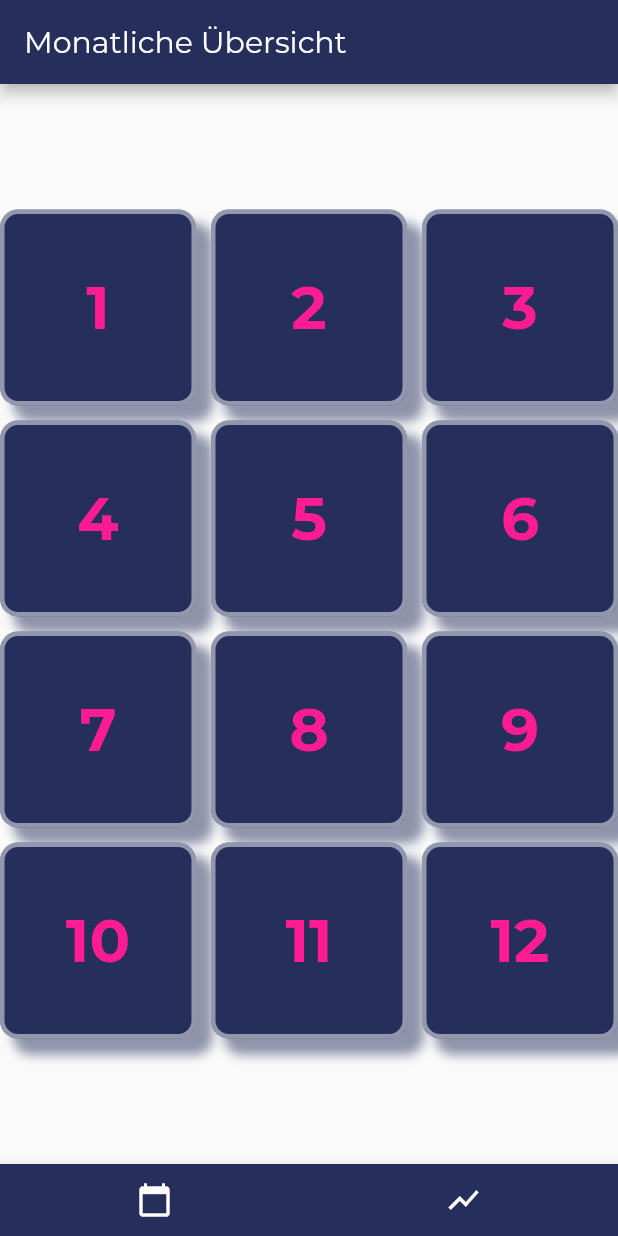
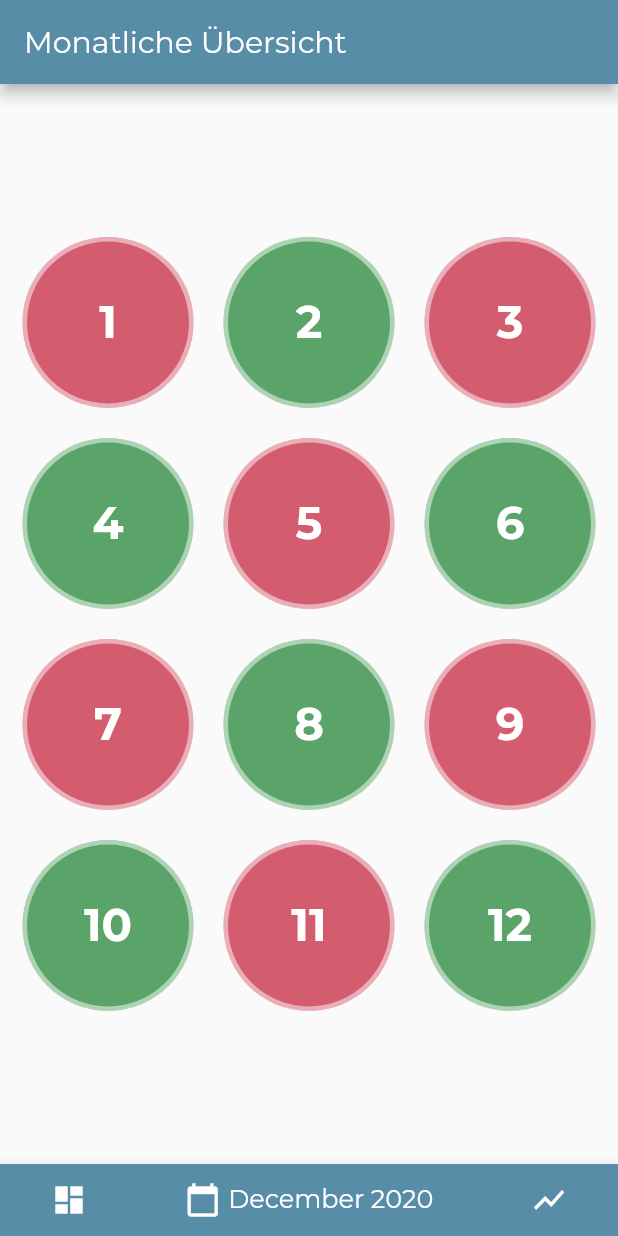
Before and after one commit to Undermyspell/flutter, a Flutter app: the screen it shows after launch, on a phone screen of 412 x 824 dp. Run offline on Flutter 3.47's test engine with Material 2 defaults, Android fonts, the phone set to English and light mode, and no system bars; our stand-ins replace charts_flutter, cloud_firestore, firebase_auth, firebase_core, get_it, month_picker_dialog and 1 more; accounts and stored records are empty; network calls fail; statements that could not run were skipped.

Commit message:
reworks icons and yearly overview

```diff
--- a/power-usage/power_usage/lib/main.dart
+++ b/power-usage/power_usage/lib/main.dart
@@ -43,8 +43,8 @@ class MyApp extends StatelessWidget {
             return MaterialApp(
                 title: "Stromverbrauch für Monate",
                 theme: ThemeData(
-                    primaryColor: Color.fromRGBO(38, 47, 92, 1),
-                    accentColor: Color.fromRGBO(255, 28, 146, 1),
+                    primaryColor: Color(0xFF588da8),
+                    accentColor: Color(0xFFdf7599),
                     fontFamily: "Montserrat"),
                 home: YearOverviewScreen(),
                 routes: {
@@ -52,6 +52,7 @@ class MyApp extends StatelessWidget {
                   EditMonthlyUsageScreen.routeName: (ctx) =>
                       EditMonthlyUsageScreen(),
                   StatsScreen.routeName: (ctx) => StatsScreen(),
+                  YearOverviewScreen.routeName: (ctx) => YearOverviewScreen()
                 },
                 debugShowCheckedModeBanner: false);
           }
--- a/power-usage/power_usage/lib/screens/year_overview_screen.dart
+++ b/power-usage/power_usage/lib/screens/year_overview_screen.dart
@@ -1,15 +1,25 @@
 import 'package:flutter/material.dart';
+import 'package:intl/intl.dart';
+import 'package:month_picker_dialog/month_picker_dialog.dart';
 import 'package:power_usage/screens/monthly_usage_screen.dart';
 import 'package:power_usage/screens/stats_screen.dart';
 import 'package:power_usage/widgets/month_tile.dart';
 
 class YearOverviewScreen extends StatefulWidget {
+  static const String routeName = "/yearsoverview";
   @override
   _YearOverviewScreenState createState() => _YearOverviewScreenState();
 }
 
 class _YearOverviewScreenState extends State<YearOverviewScreen> {
+  DateTime datePicked = DateTime.now();
   List<int> months = [1, 2, 3, 4, 5, 6, 7, 8, 9, 10, 11, 12];
+
+  setDate(DateTime date) {
+    setState(() {
+      datePicked = date;
+    });
+  }
 
   @override
   Widget build(BuildContext context) {
@@ -18,17 +28,23 @@ class _YearOverviewScreenState extends State<YearOverviewScreen> {
         title: Text("Monatliche Übersicht"),
       ),
       body: Container(
-        child: Center(
+        child: Column(
+          mainAxisAlignment: MainAxisAlignment.center,
+          crossAxisAlignment: CrossAxisAlignment.end,
+          children: [
+            Padding(
+              padding: const EdgeInsets.all(15),
               child: GridView.count(
                 shrinkWrap: true,
                 crossAxisCount: 3,
-            crossAxisSpacing: 10,
-            mainAxisSpacing: 10,
+                crossAxisSpacing: 20,
+                mainAxisSpacing: 20,
                 children: [
-              for (var i in months)
-                MonthTile(months: months, i: i),
+                  for (var i in months) MonthTile(months: months, i: i),
                 ],
               ),
+            ),
+          ],
         ),
       ),
       bottomNavigationBar: BottomAppBar(
@@ -39,10 +55,47 @@ class _YearOverviewScreenState extends State<YearOverviewScreen> {
             mainAxisAlignment: MainAxisAlignment.spaceAround,
             children: <Widget>[
               IconButton(
-                icon: Icon(Icons.calendar_today),
+                icon: Icon(Icons.dashboard),
                 color: Colors.white,
                 onPressed: () => Navigator.of(context)
                     .pushNamed(MonthlyUsageScreen.routeName),
+              ),
+              InkWell(
+                onTap: () async {
+                  final picked = await showMonthPicker(
+                      context: context, initialDate: datePicked);
+                  setDate(picked != null ? picked : datePicked);
+                },
+                child: Container(
+                  decoration: BoxDecoration(
+                      color: Theme.of(context).primaryColor,
+                      borderRadius: BorderRadius.circular(20),
+                      border: Border.all(
+                        color: Theme.of(context).primaryColor,
+                      )),
+                  child: Padding(
+                    padding: const EdgeInsets.all(8.0),
+                    child: Row(
+                      crossAxisAlignment: CrossAxisAlignment.center,
+                      children: [
+                        Icon(
+                          Icons.calendar_today,
+                          color: Colors.white,
+                        ),
+                        SizedBox(width: 5),
+                        Text(
+                          DateFormat('MMMM yyyy').format(datePicked),
+                          overflow: TextOverflow.ellipsis,
+                          softWrap: false,
+                          style: TextStyle(
+                            fontSize: 17,
+                            color: Colors.white,
+                          ),
+                        ),
+                      ],
+                    ),
+                  ),
+                ),
               ),
               IconButton(
                 icon: Icon(Icons.show_chart),
--- a/power-usage/power_usage/lib/widgets/firebase_loading.dart
+++ b/power-usage/power_usage/lib/widgets/firebase_loading.dart
@@ -15,7 +15,7 @@ class FirebaseLoading extends StatelessWidget {
           child: Icon(
             Icons.timelapse,
             size: 150,
-            color: Color.fromRGBO(38, 47, 92, 1),
+            color: Color(0xFF588da8),
           ),
         ),
       ),
--- a/power-usage/power_usage/lib/widgets/month_tile.dart
+++ b/power-usage/power_usage/lib/widgets/month_tile.dart
@@ -18,28 +18,28 @@ class MonthTile extends StatelessWidget {
           child: Text(
             months[i - 1].toString(),
             style: TextStyle(
-              fontSize: 40,
+              fontSize: 30,
               fontWeight: FontWeight.bold,
-              color: Theme.of(context)
-                  .accentColor, // Colors.white.withOpacity(.5),
+              color: Colors.white, // Colors.white.withOpacity(.5),
             ),
           ),
         ),
         decoration: new BoxDecoration(
+          shape: BoxShape.circle,
           border: Border.all(
             width: 3,
             color: Colors.white.withOpacity(.5),
           ),
-          borderRadius: BorderRadius.circular(12),
-          color: Theme.of(context).primaryColor,
-          boxShadow: [
-            BoxShadow(
-              color: Theme.of(context).primaryColor.withOpacity(.5),
-              spreadRadius: 1,
-              blurRadius: 5,
-              offset: Offset(10, 10), // changes position of shadow
-            ),
-          ],
+          // borderRadius: BorderRadius.circular(50),
+          color: i % 2 == 0 ? Color(0xFF5aa469) : Color(0xFFd35d6e),//Theme.of(context).primaryColor,
+          // boxShadow: [
+          //   BoxShadow(
+          //     color: Theme.of(context).primaryColor.withOpacity(.5),
+          //     spreadRadius: 1,
+          //     blurRadius: 5,
+          //     offset: Offset(10, 10), // changes position of shadow
+          //   ),
+          // ],
         ),
       ),
       onTap: () => print(i),
--- a/power-usage/power_usage/lib/widgets/power_usage_tile.dart
+++ b/power-usage/power_usage/lib/widgets/power_usage_tile.dart
@@ -106,7 +106,7 @@ class AnimatedCircleWithText extends StatelessWidget {
         child: CustomPaint(
           foregroundPainter: CirclesProgress(
             animation.value,
-            Color.fromRGBO(60, 68, 108, 1),
+            Color(0xFFa8d3da), //Color.fromRGBO(60, 68, 108, 1),
             Theme.of(context).accentColor,
           ),
           child: Center(
```
Also changed, not shown: power-usage/power_usage/lib/screens/edit_monthly_usage_screen.dart (+6 -1 lines), power-usage/power_usage/lib/screens/monthly_usage_screen.dart (+13 -2 lines), power-usage/power_usage/lib/screens/stats_screen.dart (+8 -1 lines). Lines whose indentation alone changed are shown as unchanged.
